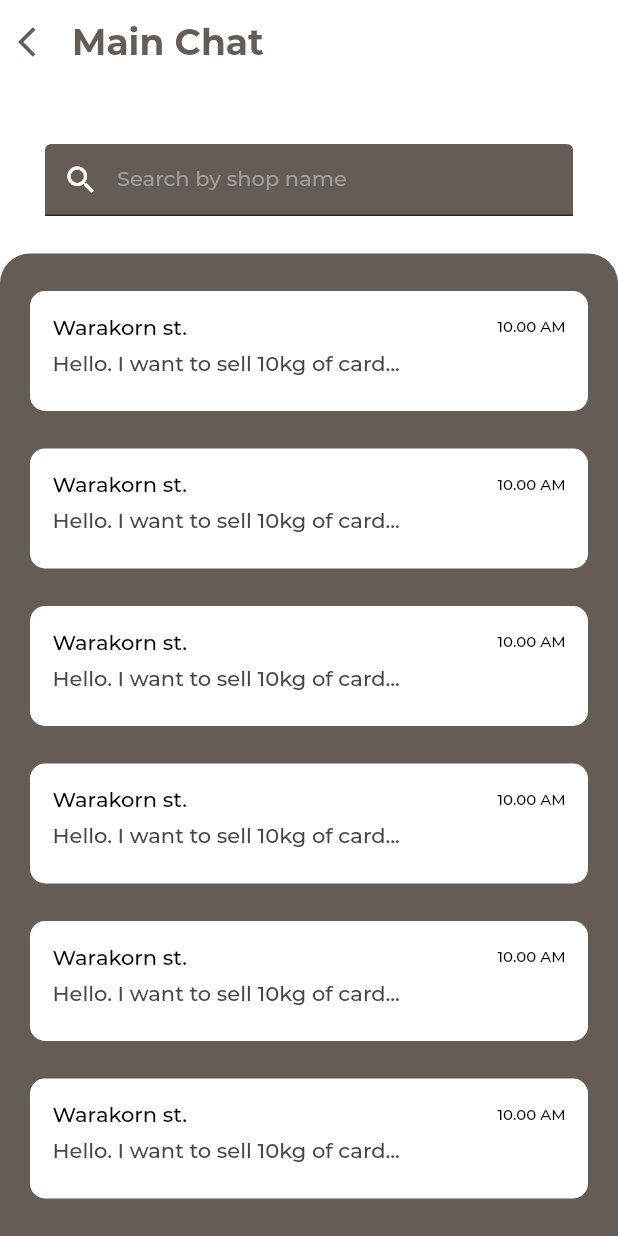
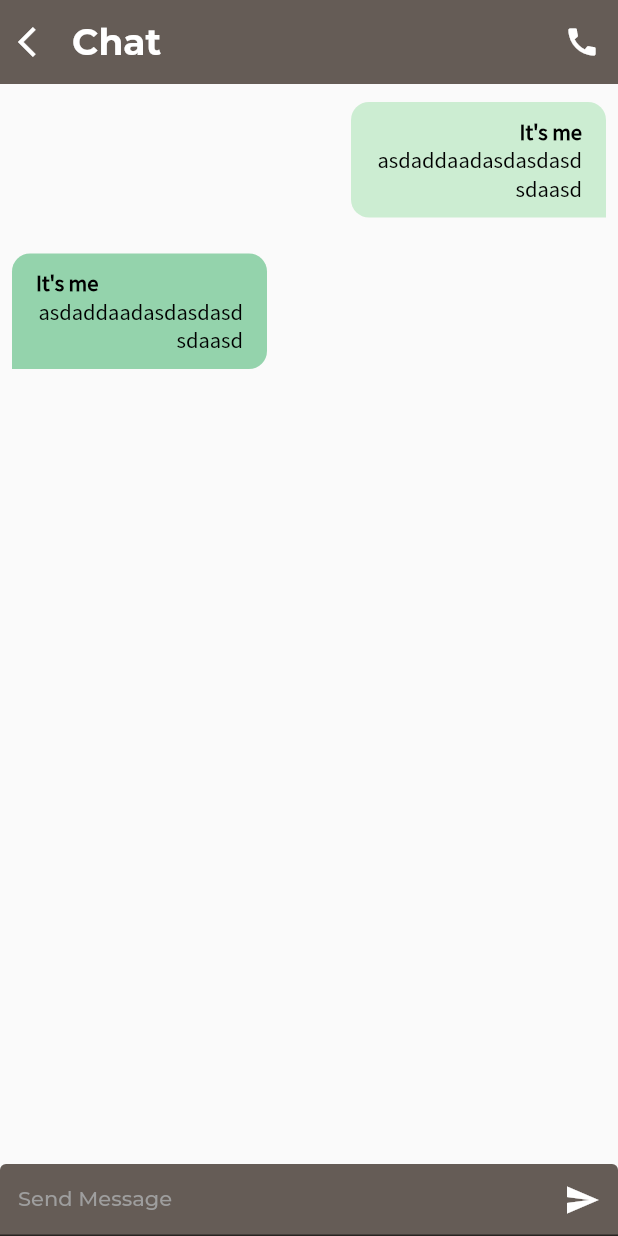
Before and after one commit to boy-warakorn/recycle-hub, a Flutter app: the MainChatScreen screen opened by its route, after a tap on "Warakorn st.", on a phone screen of 412 x 824 dp. Run offline on Flutter 3.47's test engine with Material 2 defaults, Android fonts, the phone set to English and light mode, and no system bars; our stand-ins replace cloud_firestore, firebase_auth, firebase_storage, flutter_spinkit, image_picker; accounts and stored records are empty; project files that could hold a hidden picture were left out.

Commit message:
[ADD] chat screen & main screen

```diff
--- a/lib/main.dart
+++ b/lib/main.dart
@@ -15,7 +15,6 @@ import 'screens/shop/main_shop_screen.dart';
 import 'screens/shop/item_detail_screen.dart';
 import 'screens/shop/add_item_screen.dart';
 import 'screens/shop/own_shop_screen.dart';
-import 'screens/shop/create_shop_screen.dart';
 
 import 'screens/chat/chat_screen.dart';
 import 'screens/chat/main_chat_screen.dart';
@@ -111,7 +110,6 @@ class _MyAppState extends State<MyApp> {
           ProfileScreen.routeName: (ctx) => ProfileScreen(),
           AddItemScreen.routeName: (ctx) => AddItemScreen(),
           OwnShopScreen.routeName: (ctx) => OwnShopScreen(),
-          CreateShopScreen.routeName: (ctx) => CreateShopScreen(),
           ChatScreen.routeName: (ctx) => ChatScreen(),
           MainChatScreen.routeName: (ctx) => MainChatScreen(),
         },
--- a/lib/screens/chat/chat_screen.dart
+++ b/lib/screens/chat/chat_screen.dart
@@ -1,9 +1,81 @@
 import 'package:flutter/material.dart';
+
+import '../../widgets/chat/messages.dart';
 
 class ChatScreen extends StatelessWidget {
   static const routeName = '/chat';
   @override
   Widget build(BuildContext context) {
-    return Container();
+    return Scaffold(
+      appBar: AppBar(
+        actions: <Widget>[
+          IconButton(
+            icon: Icon(
+              Icons.call,
+            ),
+            onPressed: () {},
+          )
+        ],
+        automaticallyImplyLeading: false,
+        titleSpacing: 0,
+        elevation: 0,
+        backgroundColor: Theme.of(context).primaryColor,
+        title: Row(
+          mainAxisAlignment: MainAxisAlignment.start,
+          crossAxisAlignment: CrossAxisAlignment.center,
+          children: <Widget>[
+            IconButton(
+              onPressed: () => Navigator.pop(context),
+              icon: Icon(
+                Icons.arrow_back_ios,
+                color: Colors.white,
+              ),
+            ),
+            Text(
+              'Chat',
+              style: Theme.of(context)
+                  .textTheme
+                  .headline1
+                  .copyWith(color: Colors.white),
+            ),
+          ],
+        ),
+      ),
+      body: Container(
+        child: Column(
+          children: <Widget>[
+            Expanded(
+              child: Messages(),
+            ),
+            TextField(
+              style: Theme.of(context).textTheme.headline3.copyWith(
+                    color: Colors.white,
+                    fontWeight: FontWeight.normal,
+                  ),
+              decoration: InputDecoration(
+                suffixIcon: Icon(
+                  Icons.send,
+                  color: Colors.white,
+                ),
+                fillColor: Theme.of(context).primaryColor,
+                filled: true,
+                hintText: 'Send Message',
+                hintStyle: TextStyle(
+                  color: Colors.grey,
+                  fontSize: 14,
+                  fontFamily: 'Montserrat',
+                  fontWeight: FontWeight.w500,
+                ),
+                errorStyle: TextStyle(
+                  fontSize: 14,
+                  fontWeight: FontWeight.bold,
+                  backgroundColor: Colors.white,
+                ),
+              ),
+            ),
+          ],
+        ),
+      ),
+    );
   }
 }
--- a/lib/widgets/chat/chat_card.dart
+++ b/lib/widgets/chat/chat_card.dart
@@ -1,4 +1,5 @@
 import 'package:flutter/material.dart';
+import '../../screens/chat/chat_screen.dart';
 
 class ChatCard extends StatelessWidget {
   @override
@@ -13,7 +14,9 @@ class ChatCard extends StatelessWidget {
             ),
           ),
           child: InkWell(
-            onTap: () {},
+            onTap: () {
+              Navigator.of(context).pushNamed(ChatScreen.routeName);
+            },
             child: Ink(
               height: 80,
               width: double.infinity,
--- /dev/null
+++ b/lib/widgets/chat/messages.dart
@@ -0,0 +1,20 @@
+import 'package:flutter/material.dart';
+import './messages_card.dart';
+
+class Messages extends StatelessWidget {
+  @override
+  Widget build(BuildContext context) {
+    return ListView(
+      children: <Widget>[
+        MessageCard(
+          isMe: true,
+          key: ValueKey('1'),
+        ),
+        MessageCard(
+          isMe: false,
+          key: ValueKey('2'),
+        ),
+      ],
+    );
+  }
+}
--- /dev/null
+++ b/lib/widgets/chat/messages_card.dart
@@ -0,0 +1,76 @@
+import 'package:flutter/material.dart';
+
+class MessageCard extends StatelessWidget {
+  final bool isMe;
+  final Key key;
+
+  MessageCard({this.isMe, this.key});
+
+  @override
+  Widget build(BuildContext context) {
+    return Stack(
+      children: <Widget>[
+        Row(
+          mainAxisAlignment:
+              isMe ? MainAxisAlignment.end : MainAxisAlignment.start,
+          children: <Widget>[
+            Container(
+              decoration: BoxDecoration(
+                borderRadius: BorderRadius.only(
+                  topLeft: Radius.circular(
+                    12,
+                  ),
+                  topRight: Radius.circular(
+                    12,
+                  ),
+                  bottomLeft: isMe
+                      ? Radius.circular(
+                          12,
+                        )
+                      : Radius.circular(
+                          0,
+                        ),
+                  bottomRight: isMe
+                      ? Radius.circular(
+                          0,
+                        )
+                      : Radius.circular(
+                          12,
+                        ),
+                ),
+                color:
+                    !isMe ? Theme.of(context).accentColor : Color(0xFFCCEDD2),
+              ),
+              width: 170,
+              padding: EdgeInsets.symmetric(
+                vertical: 10,
+                horizontal: 16,
+              ),
+              margin: EdgeInsets.symmetric(
+                vertical: 12,
+                horizontal: 8,
+              ),
+              child: Column(
+                crossAxisAlignment:
+                    isMe ? CrossAxisAlignment.end : CrossAxisAlignment.start,
+                children: <Widget>[
+                  Text(
+                    'It\'s me',
+                    style: Theme.of(context).textTheme.bodyText1.copyWith(
+                          fontWeight: FontWeight.bold,
+                        ),
+                  ),
+                  Text(
+                    'asdaddaadasdasdasdsdaasd',
+                    style: Theme.of(context).textTheme.bodyText1,
+                    textAlign: TextAlign.end,
+                  ),
+                ],
+              ),
+            )
+          ],
+        )
+      ],
+    );
+  }
+}
--- a/pubspec.yaml
+++ b/pubspec.yaml
@@ -25,6 +25,7 @@ dependencies:
   flutter_spinkit: ^4.1.2+1
   image_picker: ^0.6.7+4
   firebase_storage: ^3.1.6
+  url_launcher: ^5.5.0
 
   # The following adds the Cupertino Icons font to your application.
   # Use with the CupertinoIcons class for iOS style icons.
```
Also changed, not shown: lib/screens/choose_screen.dart (+5 -17 lines), lib/screens/shop/create_shop_screen.dart (deleted, +0 -118 lines), pubspec.lock.
